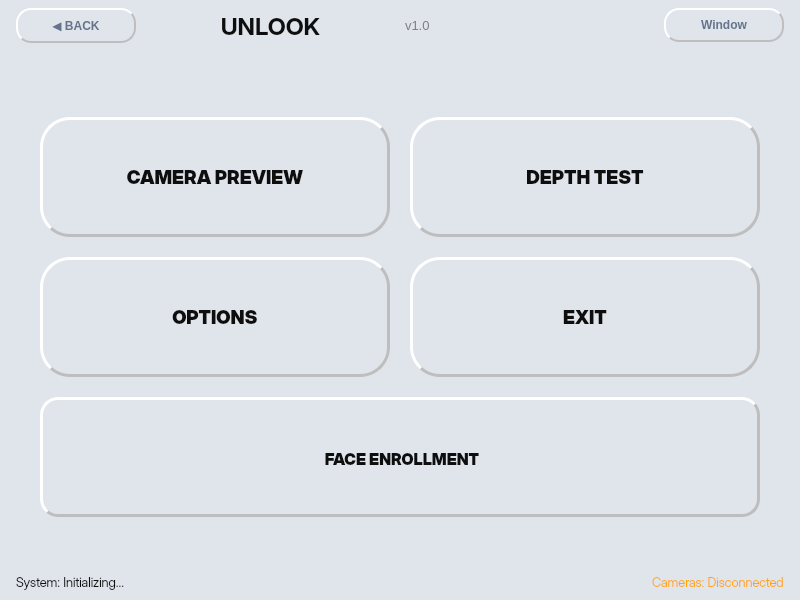
SupernovaIndustries/unlook-standalone, file src/gui/ui/main_window.ui: the form before one commit.
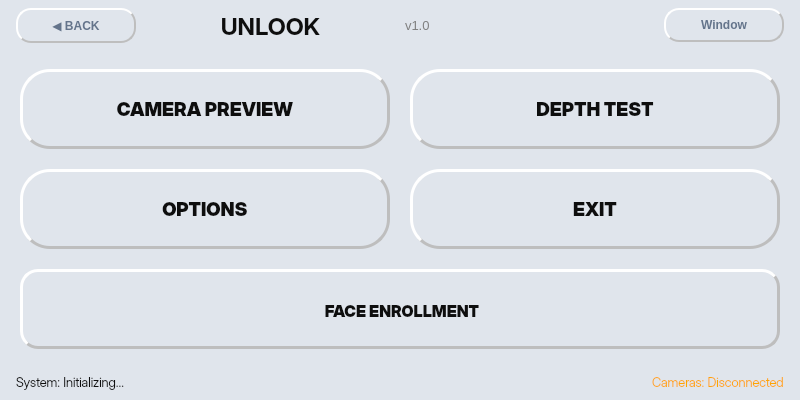
The form after the commit.

Commit message: GUI ADAPTATION: Optimize interface for 5-inch 800x400 touch display

```diff
--- a/src/gui/ui/main_window.ui
+++ b/src/gui/ui/main_window.ui
@@ -7,7 +7,7 @@
     <x>0</x>
     <y>0</y>
     <width>800</width>
-    <height>600</height>
+    <height>400</height>
    </rect>
   </property>
   <property name="font">
@@ -225,16 +225,16 @@
          <number>20</number>
         </property>
         <property name="leftMargin">
-         <number>40</number>
+         <number>20</number>
         </property>
         <property name="topMargin">
-         <number>40</number>
+         <number>15</number>
         </property>
         <property name="rightMargin">
-         <number>40</number>
+         <number>20</number>
         </property>
         <property name="bottomMargin">
-         <number>40</number>
+         <number>15</number>
         </property>
         <item>
          <spacer name="top_spacer">
@@ -258,8 +258,8 @@
            <widget class="QPushButton" name="camera_preview_button">
             <property name="minimumSize">
              <size>
-              <width>200</width>
-              <height>120</height>
+              <width>180</width>
+              <height>80</height>
              </size>
             </property>
             <property name="font">
@@ -325,8 +325,8 @@
            <widget class="QPushButton" name="depth_test_button">
             <property name="minimumSize">
              <size>
-              <width>200</width>
-              <height>120</height>
+              <width>180</width>
+              <height>80</height>
              </size>
             </property>
             <property name="font">
@@ -392,8 +392,8 @@
            <widget class="QPushButton" name="options_button">
             <property name="minimumSize">
              <size>
-              <width>200</width>
-              <height>120</height>
+              <width>180</width>
+              <height>80</height>
              </size>
             </property>
             <property name="font">
@@ -459,8 +459,8 @@
            <widget class="QPushButton" name="exit_button">
             <property name="minimumSize">
              <size>
-              <width>200</width>
-              <height>120</height>
+              <width>180</width>
+              <height>80</height>
              </size>
             </property>
             <property name="font">
@@ -526,8 +526,8 @@
            <widget class="QPushButton" name="face_enrollment_button">
             <property name="minimumSize">
              <size>
-              <width>420</width>
-              <height>120</height>
+              <width>370</width>
+              <height>80</height>
              </size>
             </property>
             <property name="font">
```
The commit also changes 3 other files.
